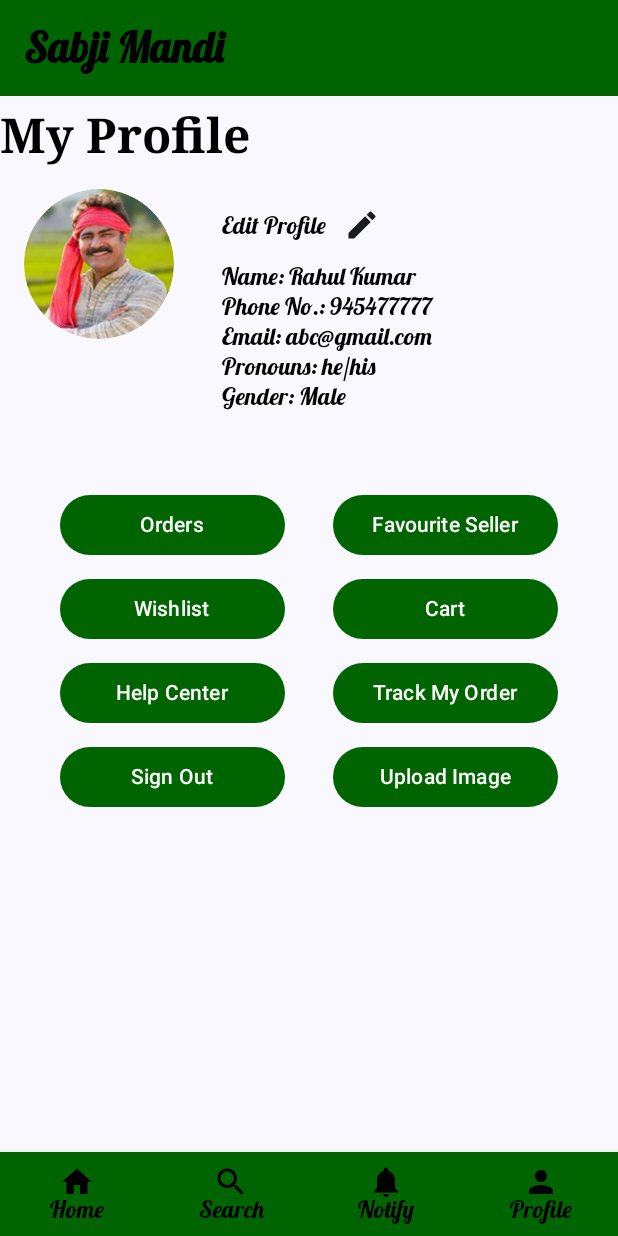
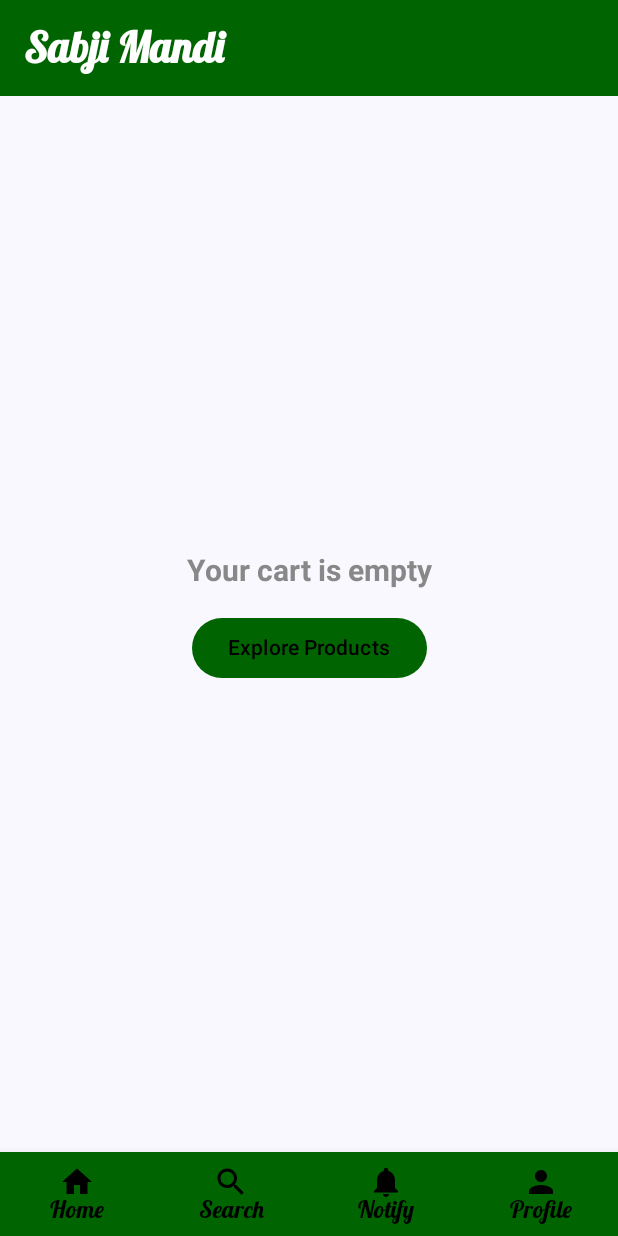
Before and after one commit to Masoom08/SabjiMandi, an Android app built with Jetpack Compose: the ProfilePage screen opened through its navigation route, after a tap on "Cart", on a phone screen of 412 x 824 dp. Run offline under Robolectric (Android 15) with nearby library versions, the phone set to English and light mode, and no system bars; our stand-ins replace Firebase (no records; nobody signed in at launch, a user with empty details on screens opened directly), livedata-compose; libraries missing offline, so code that uses them is left out: com.google.ai.client, com.razorpay; 1 statement that could not run was skipped.

Commit message:
Updated Login , Storage , etc

```diff
--- a/app/src/main/AndroidManifest.xml
+++ b/app/src/main/AndroidManifest.xml
@@ -2,6 +2,8 @@
 <manifest xmlns:android="http://schemas.android.com/apk/res/android"
     xmlns:tools="http://schemas.android.com/tools">
     <uses-permission android:name="android.permission.INTERNET" />
+    <uses-feature android:name="android.software.leanback" android:required="false" />
+    <uses-feature android:name="android.hardware.touchscreen" android:required="false" />
 
     <application
         android:allowBackup="true"
@@ -12,16 +14,17 @@
         android:roundIcon="@mipmap/ic_launcher_round"
         android:supportsRtl="true"
         android:theme="@style/Theme.SabjiMandi"
+        android:banner="@drawable/mandi"
         tools:targetApi="31">
         <activity
             android:name=".MainActivity"
             android:exported="true"
-            android:label="@string/app_name"
             android:theme="@style/Theme.SabjiMandi">
             <intent-filter>
                 <action android:name="android.intent.action.MAIN" />
 
                 <category android:name="android.intent.category.LAUNCHER" />
+                <category android:name="android.intent.category.LEANBACK_LAUNCHER" />
             </intent-filter>
         </activity>
     </application>
--- a/app/src/main/java/st/masoom/sabjimandi/Insider/Edit.kt
+++ b/app/src/main/java/st/masoom/sabjimandi/Insider/Edit.kt
@@ -114,7 +114,7 @@ fun EditProfilePage(
             name, phone, email, pronouns, gender) // Pass the updated data
             },
             colors = ButtonDefaults.buttonColors(
-                containerColor = Color(0xFF8BFC45),
+                containerColor =Color(0xFF006401),
                 contentColor = Color.White
             ),
             modifier = Modifier.fillMaxWidth()
--- a/app/src/main/java/st/masoom/sabjimandi/Login/Login.kt
+++ b/app/src/main/java/st/masoom/sabjimandi/Login/Login.kt
@@ -30,7 +30,7 @@ fun Login(navController: NavController, authViewModel: AuthViewModel) {
 
     LaunchedEffect(authState.value){
         when(authState.value){
-            is  AuthState.Authenticated -> navController.navigate("home")
+            is  AuthState.Authenticated -> navController.navigate("scroll")
             is AuthState.Error -> Toast.makeText(context ,
                 (authState.value as AuthState.Error).message , Toast.LENGTH_SHORT).show()
             else -> Unit
@@ -92,11 +92,11 @@ fun Login(navController: NavController, authViewModel: AuthViewModel) {
         Spacer(modifier = Modifier.height(20.dp))
 
         Button(
-            onClick = {
+            onClick = {authViewModel.login(username, password)
                 },
             colors = ButtonDefaults.buttonColors(
-                containerColor = Color(0xFF8BFC45),
-                contentColor = Color.Black),
+                containerColor = Color(0xFF006401),
+                contentColor = Color.White),
             modifier = Modifier.fillMaxWidth()
         ) {
             Text("Login")
--- a/app/src/main/java/st/masoom/sabjimandi/Login/SignUp.kt
+++ b/app/src/main/java/st/masoom/sabjimandi/Login/SignUp.kt
@@ -30,7 +30,7 @@ fun SignUp(navController: NavController, authViewModel: AuthViewModel) {
 
     LaunchedEffect(authState.value){
         when(authState.value){
-            is  AuthState.Authenticated -> navController.navigate("home")
+            is  AuthState.Authenticated -> navController.navigate("scroll")
             is AuthState.Error -> Toast.makeText(context ,
                 (authState.value as AuthState.Error).message , Toast.LENGTH_SHORT).show()
             else -> Unit
@@ -91,11 +91,11 @@ fun SignUp(navController: NavController, authViewModel: AuthViewModel) {
         Spacer(modifier = Modifier.height(20.dp))
 
         Button(
-            onClick = {
+            onClick = {authViewModel.signup(username, password)
 
             },
             colors = ButtonDefaults.buttonColors(
-                containerColor = Color(0xFF8BFC45),
+                containerColor = Color(0xFF006401),
                 contentColor = Color.Black),
             modifier = Modifier.fillMaxWidth()
         ) {
--- a/app/src/main/java/st/masoom/sabjimandi/MainActivity.kt
+++ b/app/src/main/java/st/masoom/sabjimandi/MainActivity.kt
@@ -3,6 +3,7 @@ package st.masoom.sabjimandi
 import android.os.Bundle
 import androidx.activity.ComponentActivity
 import androidx.activity.compose.setContent
+import androidx.activity.enableEdgeToEdge
 import androidx.activity.viewModels
 import androidx.compose.foundation.layout.fillMaxSize
 import androidx.compose.foundation.layout.padding
@@ -11,8 +12,10 @@ import androidx.compose.material3.Scaffold
 import androidx.compose.material3.Surface
 import androidx.compose.runtime.Composable
 import androidx.compose.runtime.collectAsState
+import androidx.compose.runtime.getValue
 import androidx.compose.ui.Modifier
 import androidx.compose.ui.tooling.preview.Preview
+import androidx.navigation.compose.currentBackStackEntryAsState
 import androidx.navigation.compose.rememberNavController
 import com.razorpay.Checkout
 import st.masoom.sabjimandi.ui.theme.SabjiMandiTheme
@@ -27,6 +30,7 @@ class MainActivity : ComponentActivity() {
 
     override fun onCreate(savedInstanceState: Bundle?) {
         super.onCreate(savedInstanceState)
+        enableEdgeToEdge()
         //FirebaseApp.initializeApp(this)
             //auth = FirebaseAuth.getInstance()
         setContent {
@@ -50,7 +54,7 @@ class MainActivity : ComponentActivity() {
 @Composable
 fun MyApp(authViewModel: AuthViewModel) {
     val navController = rememberNavController()
-
+    val currentBackStackEntry by navController.currentBackStackEntryAsState()
     val currentRoute = navController.currentBackStackEntryFlow.collectAsState(initial = null).value?.destination?.route
 
     // Route where both top and bottom bars should be shown
--- /dev/null
+++ b/app/src/main/java/st/masoom/sabjimandi/Pages/Cart.kt
@@ -0,0 +1,51 @@
+package st.masoom.sabjimandi.Pages
+
+import androidx.compose.foundation.layout.Arrangement
+import androidx.compose.foundation.layout.Column
+import androidx.compose.foundation.layout.fillMaxSize
+import androidx.compose.foundation.layout.padding
+import androidx.compose.material3.Button
+import androidx.compose.material3.ButtonDefaults
+import androidx.compose.material3.Text
+import androidx.compose.runtime.Composable
+import androidx.compose.ui.Alignment
+import androidx.compose.ui.Modifier
+import androidx.compose.ui.text.TextStyle
+import androidx.compose.ui.unit.dp
+import androidx.compose.ui.unit.sp
+import androidx.compose.ui.graphics.Color
+import androidx.compose.ui.text.font.FontWeight
+import androidx.navigation.NavController
+
+@Composable
+fun Cart(navController: NavController) {
+    Column(
+        modifier = Modifier
+            .fillMaxSize()
+            .padding(16.dp),
+        verticalArrangement = Arrangement.Center,
+        horizontalAlignment = Alignment.CenterHorizontally
+    ) {
+        // Empty cart message
+        Text(
+            text = "Your cart is empty",
+            style = TextStyle(
+                fontSize = 20.sp,
+                fontWeight = FontWeight.Bold,
+                color = Color.Gray
+            )
+        )
+
+        // Button to explore products
+        Button(
+            onClick = {
+                navController.navigate("scroll") // Navigate back to the home page
+            },colors = ButtonDefaults.buttonColors(
+                containerColor = Color(0xFF006401),
+                contentColor = Color.White),
+            modifier = Modifier.padding(top = 16.dp)
+        ) {
+            Text(text = "Explore Products")
+        }
+    }
+}
--- a/app/src/main/java/st/masoom/sabjimandi/Pages/HomePage.kt
+++ b/app/src/main/java/st/masoom/sabjimandi/Pages/HomePage.kt
@@ -80,7 +80,7 @@ fun HomePage( userName: String, chatViewModel: ChatViewModel, context: Context)
             LazyColumn(
                 modifier = Modifier
                     .fillMaxSize()
-                    .padding(top = 64.dp, start = 16.dp, end = 16.dp, bottom = 56.dp)
+                    .padding(top = 120.dp, start = 16.dp, end = 16.dp, bottom = 56.dp)
             ) {
                 item {
                     Row {
@@ -173,11 +173,13 @@ fun HomePage( userName: String, chatViewModel: ChatViewModel, context: Context)
         // Product Detail Page
         composable("productDetail/{productId}") { backStackEntry ->
             val productId = backStackEntry.arguments?.getString("productId")
-            val context = LocalContext.current
-            ProductDetailPage(productId = productId , context= context)
+            ProductDetailPage(
+                navController = navController,
+                productId = productId,
+                context = LocalContext.current
+            )
         }
         }
-
         }
     }
 }
--- a/app/src/main/java/st/masoom/sabjimandi/Pages/NotificationPage.kt
+++ b/app/src/main/java/st/masoom/sabjimandi/Pages/NotificationPage.kt
@@ -24,7 +24,7 @@ fun NotificationPage() {
     Column(
         modifier = Modifier
             .fillMaxSize()
-            .padding(top = 56.dp)
+            .padding(top = 120.dp)
             .padding(16.dp) // Add padding around the screen
     ) {
         Row {
--- a/app/src/main/java/st/masoom/sabjimandi/Pages/ProfilePage.kt
+++ b/app/src/main/java/st/masoom/sabjimandi/Pages/ProfilePage.kt
@@ -6,10 +6,8 @@ import androidx.compose.foundation.clickable
 import androidx.compose.foundation.layout.*
 import androidx.compose.foundation.rememberScrollState
 import androidx.compose.foundation.shape.CircleShape
-import androidx.compose.foundation.text.KeyboardOptions
 import androidx.compose.foundation.verticalScroll
 import androidx.compose.material.icons.Icons
-import androidx.compose.material.*
 import androidx.compose.material.icons.filled.Delete
 import androidx.compose.material.icons.filled.Edit
 import androidx.compose.material.icons.filled.Face
@@ -21,7 +19,6 @@ import androidx.compose.material3.IconButton
 import androidx.compose.material3.MaterialTheme
 import androidx.compose.material3.ModalBottomSheet
 import androidx.compose.material3.Text
-import androidx.compose.material3.TextField
 import androidx.compose.runtime.*
 import androidx.compose.ui.Alignment
 import androidx.compose.ui.Modifier
@@ -34,17 +31,18 @@ import androidx.compose.ui.res.painterResource
 import androidx.compose.ui.text.TextStyle
 import androidx.compose.ui.text.font.FontFamily
 import androidx.compose.ui.text.font.FontWeight
-import androidx.compose.ui.text.input.KeyboardType
-import androidx.compose.ui.text.style.TextAlign
 import androidx.compose.ui.unit.dp
 import androidx.compose.ui.unit.sp
 import openMap
 import androidx.compose.material3.*
+import androidx.navigation.NavController
+import st.masoom.sabjimandi.Pages.Cart
+import st.masoom.sabjimandi.Login.signOut
 
 
 @OptIn(ExperimentalMaterial3Api::class)
 @Composable
-fun ProfilePage() {
+fun ProfilePage(navController: NavController) {
     var imageResource by remember { mutableStateOf(R.drawable.farmer) }
     var userName by remember { mutableStateOf("Rahul Kumar") }
     var phoneNumber by remember { mutableStateOf("945477777") }
@@ -58,8 +56,15 @@ fun ProfilePage() {
     var isEditingProfile by remember { mutableStateOf(false) }
     var isUploadingImage by remember { mutableStateOf(false) }
     var showBottomSheet by remember { mutableStateOf(false) }
+    var isCartPageVisible by remember { mutableStateOf(false) }
 
-    if (isEditingProfile) {
+    if (isUploadingImage) {
+        // Render the UploadImagePage
+        UploadImagePage(
+            onBack = { isUploadingImage = false } // Set isUploadingImage to false when back is pressed
+        )
+    }
+    else if (isEditingProfile) {
         EditProfilePage(
             initialName = userName,
             initialPhone = phoneNumber,
@@ -74,11 +79,14 @@ fun ProfilePage() {
                 isEditingProfile = false
             }
         )
-    } else {
+    } else if (isCartPageVisible) {
+        // Show Cart composable
+        Cart(navController = navController)
+    }else {
         Column(
             modifier = Modifier
                 .fillMaxSize()
-                .padding(top = 56.dp)
+                .padding(top = 120.dp)
                 .verticalScroll(rememberScrollState()),
             verticalArrangement = Arrangement.Top
         ) {
@@ -204,7 +212,8 @@ fun ProfilePage() {
                         Spacer(modifier = Modifier.width(32.dp))
 
                         Button(
-                            onClick = { /* Handle Cart */ },
+                            onClick = {isCartPageVisible = true
+                                      },
                             colors = ButtonDefaults.buttonColors(
                                 containerColor = Color(0xFF006401),
                                 contentColor = Color.White
@@ -254,7 +263,9 @@ fun ProfilePage() {
                     }
                     Row {
                         Button(
-                            onClick = { },
+                            onClick = {
+
+                                signOut(navController) },
                             colors = ButtonDefaults.buttonColors(
                                 containerColor = Color(0xFF006401),
                                 contentColor = Color.White
--- a/app/src/main/java/st/masoom/sabjimandi/Pages/SearchPage.kt
+++ b/app/src/main/java/st/masoom/sabjimandi/Pages/SearchPage.kt
@@ -37,7 +37,7 @@ fun SearchPage(navController: NavController) {
     Column(
         modifier = Modifier
             .fillMaxSize()
-            .padding(top = 56.dp)
+            .padding(top = 120.dp)
             .padding(16.dp)
     ) {
         // Search bar input field
--- a/app/src/main/java/st/masoom/sabjimandi/Strip/BottonNavigation.kt
+++ b/app/src/main/java/st/masoom/sabjimandi/Strip/BottonNavigation.kt
@@ -72,13 +72,13 @@ fun NavHostContainer(
     val context = LocalContext.current
     NavHost(
         navController = navController,
-        startDestination = NavigationItem.Scroll.route) {
+        startDestination = "login"/*NavigationItem.Scroll.route*/) {
         composable("login"){ Login( navController, authViewModel ) }
         composable("signup"){ SignUp( navController, authViewModel ) }
         composable(NavigationItem.Scroll.route) { HomePage(userName = "Rahul ", chatViewModel = ChatViewModel(), context = context) }
         composable(NavigationItem.Search.route) { SearchPage(navController = navController) }
         composable(NavigationItem.Notification.route) { NotificationPage() }
-        composable(NavigationItem.Profile.route) { ProfilePage() }
+        composable(NavigationItem.Profile.route) { ProfilePage(navController = navController) }
 
     }
 }
--- a/app/src/main/java/st/masoom/sabjimandi/Strip/Top.kt
+++ b/app/src/main/java/st/masoom/sabjimandi/Strip/Top.kt
@@ -26,15 +26,15 @@ fun CustomTopBar() {
         title = {
             Text(
                 text = "Sabji Mandi",
-                color = Color.Black,
+                color = Color.White,
                 style = TextStyle(
-                    color = Color.Black,    // Dark green color
+                    color = Color.White,    // Dark green color
                     fontSize = 28.sp,             // Slightly larger font for emphasis
                     fontFamily = LobsterFontFamily,  // Custom font file in res/font folder
-                    fontWeight = FontWeight.ExtraBold,
+                    fontWeight = FontWeight.Bold,
 
                 ),
-                modifier = Modifier.padding(vertical = 0.dp)
+                modifier = Modifier.padding()
             )
         },
         colors = TopAppBarDefaults.topAppBarColors(
```
Also changed, not shown: app/src/main/java/st/masoom/sabjimandi/Insider/Cart.kt (deleted, +0 -131 lines), app/src/main/java/st/masoom/sabjimandi/Insider/Product.kt (+27 -8 lines), app/src/main/java/st/masoom/sabjimandi/Login/SignOut.kt (added, +24 -0 lines), app/src/main/java/st/masoom/sabjimandi/Pages/PaymentPage.kt (added, +26 -0 lines), app/src/main/java/st/masoom/sabjimandi/Upload.kt (+6 -6 lines).
